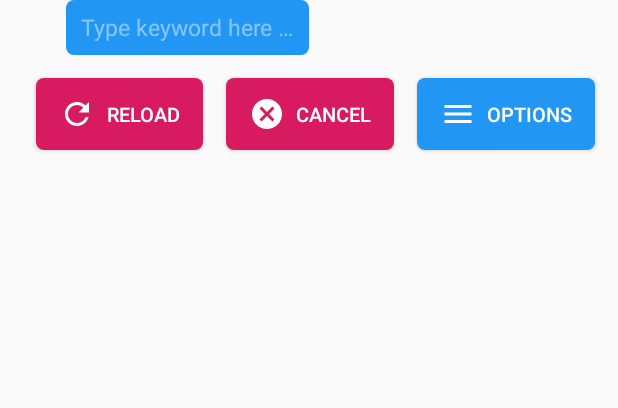
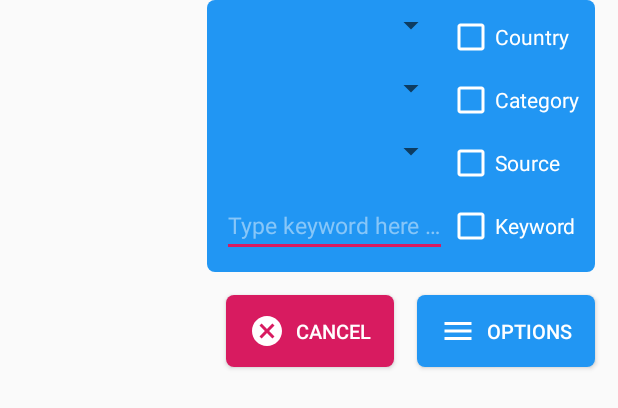
Before and after one commit to cheesian/newsapp, an Android app: the layout options.xml on its own in the app's theme, with its tools: preview values and no code run, on a phone screen of 412 x 824 dp. Shown: the top 408 px of the screen. Run offline under Robolectric (Android 15) with nearby library versions, the phone set to English and light mode, and no system bars.

Commit message:
Modified layout; Added support library

```diff
--- a/app/build.gradle
+++ b/app/build.gradle
@@ -70,4 +70,7 @@ dependencies {
     //Glide
     implementation 'com.github.bumptech.glide:glide:4.10.0'
     annotationProcessor 'com.github.bumptech.glide:compiler:4.10.0'
+
+    //Android support library e.g. for SwipeRefreshLayout
+    implementation 'com.android.support:support-v4:25.3.1'
 }
--- a/app/src/main/AndroidManifest.xml
+++ b/app/src/main/AndroidManifest.xml
@@ -3,6 +3,7 @@
     package="com.example.news">
 
     <uses-permission android:name="android.permission.INTERNET"/>
+    <uses-permission android:name="android.permission.WRITE_EXTERNAL_STORAGE" />
 
     <application
         android:name=".NewsApp"
--- a/app/src/main/java/com/example/news/adapters/ArticlesAdapter.kt
+++ b/app/src/main/java/com/example/news/adapters/ArticlesAdapter.kt
@@ -50,7 +50,8 @@ class ArticlesAdapter (context: Context) : RecyclerView.Adapter<ArticlesAdapter.
             val currentArticle = articleList[position]
             articlesHolder.articleTitle.text = currentArticle.title
             articlesHolder.articleText.text = currentArticle.description
-            val author = currentArticle.author
+            val author = if (currentArticle.author.isNullOrBlank())
+                "Anonymous" else currentArticle.author
             val authorText = "By $author"
             val publishedAt = currentArticle.publishedAt
             val timeText = "At $publishedAt"
--- a/app/src/main/java/com/example/news/utils/Checkbox.kt
+++ b/app/src/main/java/com/example/news/utils/Checkbox.kt
@@ -7,10 +7,9 @@ import com.example.news.utils.Show.show
 
 object Checkbox {
 
-    fun connectCheckboxToView(checkBox: View, spinner: View, spinnerParent: View) {
+    fun connectCheckboxToView(checkBox: View, spinner: View) {
         checkBox as CheckBox
         if (checkBox.isChecked) {
-            show(spinnerParent)
             show(spinner)
         } else {
             hide(spinner)
--- a/app/src/main/java/com/example/news/views/fragments/everything/Everything.kt
+++ b/app/src/main/java/com/example/news/views/fragments/everything/Everything.kt
@@ -26,7 +26,7 @@ import javax.inject.Inject
 Created by ian
  */
 
-class Everything : Fragment() {
+class Everything : Fragment() {/*
 
     private lateinit var binding: EverythingBinding
     private lateinit var fragContext: Context
@@ -212,5 +212,5 @@ class Everything : Fragment() {
         ftbAction.text = getString(R.string.options)
         ftbAction.setCompoundDrawables(iconMenu, null, null, null)
 
-    }
+    }*/
 }
--- a/app/src/main/java/com/example/news/views/fragments/sources/Sources.kt
+++ b/app/src/main/java/com/example/news/views/fragments/sources/Sources.kt
@@ -30,7 +30,7 @@ import javax.inject.Inject
 Created by ian
  */
 
-class Sources : Fragment() {
+class Sources : Fragment() {/*
 
     private lateinit var binding: SourcesBinding
     private lateinit var fragContext: Context
@@ -218,5 +218,5 @@ class Sources : Fragment() {
         ftbAction.setCompoundDrawables(iconMenu, null, null, null)
 
     }
-
+*/
 }
--- a/app/src/main/res/layout/options.xml
+++ b/app/src/main/res/layout/options.xml
@@ -1,112 +1,116 @@
 <?xml version="1.0" encoding="utf-8"?>
 <androidx.constraintlayout.widget.ConstraintLayout
+    xmlns:android="http://schemas.android.com/apk/res/android"
+    xmlns:app="http://schemas.android.com/apk/res-auto"
+    xmlns:tools="http://schemas.android.com/tools"
     android:layout_width="match_parent"
-    android:layout_height="wrap_content"
-    xmlns:android="http://schemas.android.com/apk/res/android"
-    xmlns:app="http://schemas.android.com/apk/res-auto">
+    android:layout_height="wrap_content">
 
     <Button
         android:id="@+id/action_button"
-        android:drawableStart="@drawable/ic_menu_white"
         style="@style/image_button"
         android:layout_marginBottom="@dimen/ftb_margins"
+        android:drawableStart="@drawable/ic_menu_white"
         android:text="@string/options"
         app:layout_constraintBottom_toBottomOf="parent"
         app:layout_constraintEnd_toEndOf="parent" />
 
     <Button
         android:id="@+id/cancel_button"
-        android:drawableStart="@drawable/ic_cancel_white_24dp"
         style="@style/image_button"
         android:backgroundTint="@color/colorAccent"
+        android:drawableStart="@drawable/ic_cancel_white_24dp"
         android:text="@string/cancel"
         app:layout_constraintEnd_toStartOf="@id/action_button"
         app:layout_constraintTop_toTopOf="@id/action_button" />
 
-    <Button
+    <!--<Button
         android:id="@+id/reload_button"
         android:drawableStart="@drawable/ic_refresh_white_24dp"
         style="@style/image_button"
         android:backgroundTint="@color/colorAccent"
         android:text="@string/reload"
-        app:layout_constraintEnd_toStartOf="@id/cancel_button"
-        app:layout_constraintTop_toTopOf="@id/action_button" />
+        android:layout_marginBottom="@dimen/options_spacing"
+        app:layout_constraintStart_toStartOf="@id/cancel_button"
+        app:layout_constraintBottom_toTopOf="@id/cancel_button" />-->
 
-    <LinearLayout
+    <androidx.constraintlayout.widget.ConstraintLayout
         android:id="@+id/options_horizontal"
         android:layout_width="wrap_content"
         android:layout_height="wrap_content"
-        app:layout_constraintStart_toStartOf="parent"
-        app:layout_constraintEnd_toEndOf="parent"
+        app:layout_constraintEnd_toEndOf="@id/action_button"
         app:layout_constraintBottom_toTopOf="@id/action_button"
         android:layout_marginBottom="@dimen/options_spacing"
         android:gravity="center_vertical"
         android:visibility="gone"
-        android:background="@drawable/layout_background_shape">
+        tools:visibility="visible"
+        android:background="@drawable/layout_background_shape"
+        android:orientation="vertical">
+
+        <Spinner
+            app:layout_constraintTop_toTopOf="@id/checkBox_country"
+            app:layout_constraintBottom_toBottomOf="@id/checkBox_country"
+            app:layout_constraintEnd_toStartOf="@id/checkBox_country"
+            android:id="@+id/spinner_country"
+            style="@style/spinner" />
 
         <CheckBox
+            app:layout_constraintStart_toStartOf="@id/checkBox_category"
+            app:layout_constraintBottom_toTopOf="@id/checkBox_category"
             android:id="@+id/checkBox_country"
             android:text="@string/country"
             style="@style/checkbox" />
 
+        <Spinner
+            app:layout_constraintEnd_toStartOf="@id/checkBox_category"
+            app:layout_constraintTop_toTopOf="@id/checkBox_category"
+            app:layout_constraintBottom_toBottomOf="@id/checkBox_category"
+            android:id="@+id/spinner_category"
+            style="@style/spinner" />
+
         <CheckBox
+            app:layout_constraintEnd_toEndOf="parent"
+            app:layout_constraintBottom_toTopOf="@id/checkBox_source"
             android:id="@+id/checkBox_category"
             android:text="@string/category"
             style="@style/checkbox"/>
 
+        <Spinner
+            app:layout_constraintBottom_toBottomOf="@id/checkBox_source"
+            app:layout_constraintTop_toTopOf="@id/checkBox_source"
+            app:layout_constraintEnd_toStartOf="@id/checkBox_source"
+            android:id="@+id/spinner_source"
+            style="@style/spinner" />
+
         <CheckBox
+            app:layout_constraintStart_toStartOf="@id/checkBox_category"
+            app:layout_constraintBottom_toTopOf="@id/checkBox_keyword"
             android:id="@+id/checkBox_source"
             android:text="@string/source"
             style="@style/checkbox"/>
 
+        <EditText
+            app:layout_constraintTop_toTopOf="@id/checkBox_keyword"
+            app:layout_constraintBottom_toBottomOf="@id/checkBox_keyword"
+            app:layout_constraintEnd_toStartOf="@id/checkBox_keyword"
+            android:id="@+id/editText_keyword"
+            android:layout_width="150dp"
+            android:maxLines="1"
+            android:layout_height="wrap_content"
+            android:hint="@string/type"
+            android:importantForAutofill="no"
+            android:inputType="text"
+            android:textColor="@color/white"
+            android:textColorHint="@color/colorPressed"
+            android:textSize="15sp" />
+
         <CheckBox
+            app:layout_constraintStart_toStartOf="@id/checkBox_category"
+            app:layout_constraintBottom_toBottomOf="parent"
             android:id="@+id/checkBox_keyword"
             android:text="@string/keyword"
             style="@style/checkbox"/>
 
-    </LinearLayout>
-
-    <EditText
-        android:id="@+id/editText_keyword"
-        android:layout_width="wrap_content"
-        android:layout_height="wrap_content"
-        android:layout_marginBottom="@dimen/options_spacing"
-        android:background="@drawable/layout_background_shape"
-        android:hint="@string/type"
-        android:importantForAutofill="no"
-        android:inputType="text"
-        android:paddingTop="7dp"
-        android:paddingBottom="8dp"
-        android:textColor="@color/white"
-        android:textColorHint="@color/colorPressed"
-        android:textSize="15sp"
-        app:layout_constraintBottom_toTopOf="@id/options_horizontal"
-        app:layout_constraintEnd_toEndOf="@id/options_horizontal" />
-
-    <LinearLayout
-        android:id="@+id/options_vertical"
-        android:layout_width="wrap_content"
-        android:layout_height="wrap_content"
-        android:layout_marginBottom="15dp"
-        android:background="@drawable/layout_background_shape"
-        android:gravity="start"
-        android:orientation="vertical"
-        android:visibility="gone"
-        app:layout_constraintBottom_toTopOf="@id/editText_keyword"
-        app:layout_constraintEnd_toEndOf="@id/options_horizontal">
-
-        <Spinner
-            android:id="@+id/spinner_country"
-            style="@style/spinner" />
-
-        <Spinner
-            android:id="@+id/spinner_category"
-            style="@style/spinner" />
-
-        <Spinner
-            android:id="@+id/spinner_source"
-            style="@style/spinner" />
-
-    </LinearLayout>
+    </androidx.constraintlayout.widget.ConstraintLayout>
 
 </androidx.constraintlayout.widget.ConstraintLayout>
--- a/app/src/main/res/values/styles.xml
+++ b/app/src/main/res/values/styles.xml
@@ -28,6 +28,7 @@
         <item name="android:buttonTint">@color/white</item>
         <item name="android:saveEnabled">false</item>
         <item name="android:textColor">@color/white</item>
+        <item name="android:layout_marginBottom">10dp</item>
     </style>
 
     <style name="spinner">
```
Also changed, not shown: app/src/main/java/com/example/news/views/fragments/topHeadlines/TopHeadlines.kt (+20 -28 lines), app/src/main/res/layout/fragment_top_headlines.xml (+8 -1 lines).
